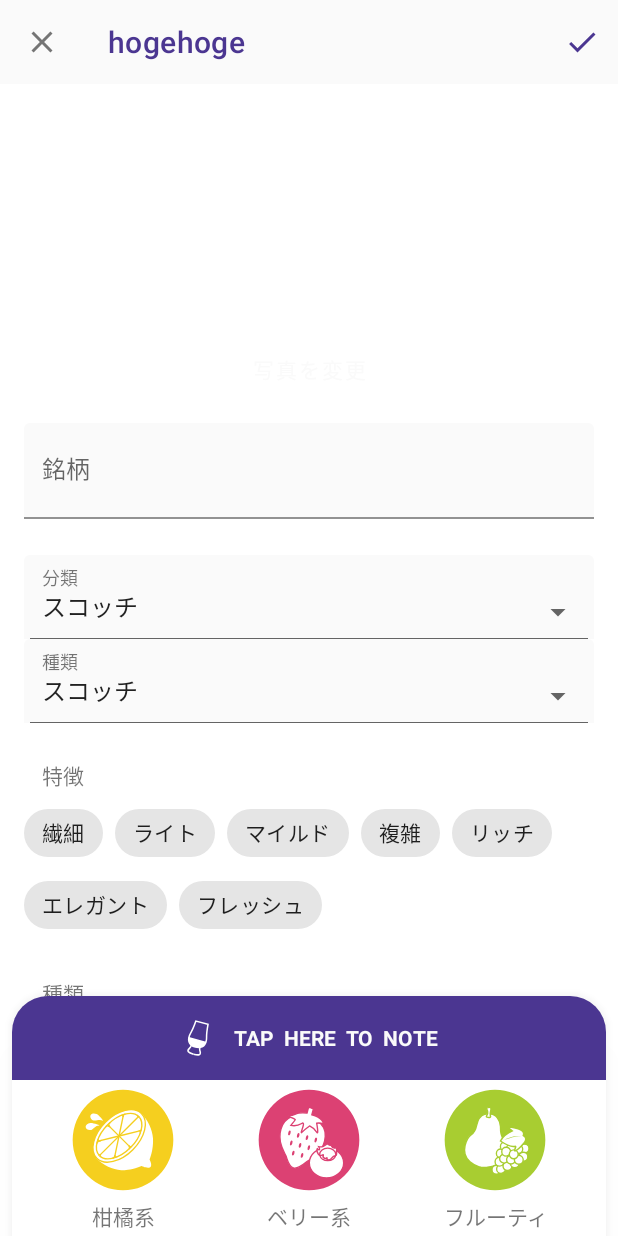
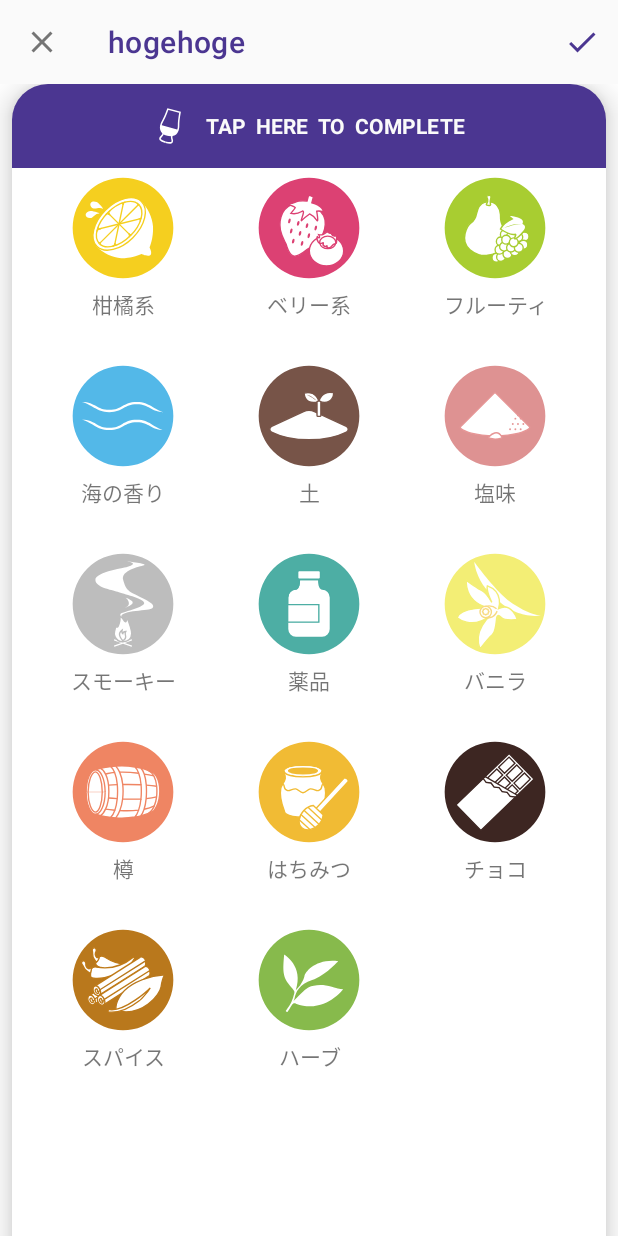
Before and after one commit to aosa4054/Whiskeynote, an Android app: the EditWhiskeyFragment screen opened directly, with no data from a screen before it, after a tap on "TAP HERE TO NOTE", on a phone screen of 412 x 824 dp. Run offline under Robolectric (Android 15) with nearby library versions, the phone set to English and light mode, and no system bars; our stand-ins replace data binding; libraries missing offline, so code that uses them is left out: org.koin.standalone, permissions.dispatcher; 36 statements that could not run were skipped.

Commit message:
tastingnoteの高さを動的に取得するようにしました。

```diff
--- a/app/src/main/java/io/github/aosa4054/whiskeynote/editWhiskey/EditWhiskeyFragment.kt
+++ b/app/src/main/java/io/github/aosa4054/whiskeynote/editWhiskey/EditWhiskeyFragment.kt
@@ -56,7 +56,7 @@ class EditWhiskeyFragment : Fragment() {
     var spicesState = IconState.Neutral
     var herbsState = IconState.Neutral
 
-    private var depth = 968 - 56  //taste_scroll_view - LinearLayout of Header
+    var depth = 0f
 
     private val autoCompleteHints = arrayOf(
             "デュワーズ・ホワイト・ラベル", "ジェムソン", "カナディアンクラブ", "ブラックニッカ　スペシャル", "フォアローゼス",
@@ -92,19 +92,25 @@ class EditWhiskeyFragment : Fragment() {
         listener = activity as EditWhiskeyActivity
         setListeners()
 
-        /*
-        val vto = taste_scroll_view.viewTreeObserver
-        vto.addOnGlobalLayoutListener(object : OnGlobalLayoutListener {
+        //<editor-fold desc="set tastingNote height">
+        val vtoPlus = info_scroll_view.viewTreeObserver
+        val vtoMinus = trigger_taste.viewTreeObserver
+        vtoPlus.addOnGlobalLayoutListener( object: ViewTreeObserver.OnGlobalLayoutListener{
             override fun onGlobalLayout() {
-                depth = info_scroll_view.height.toFloat()
-                Log.d("height", depth.toString())
-                tasting_note.viewTreeObserver.removeOnGlobalLayoutListener(this)
+                depth += info_scroll_view.height
+                if (depth < info_scroll_view.height) tasting_note.y = depth
+                info_scroll_view.viewTreeObserver.removeOnGlobalLayoutListener(this)
+
             }
         })
-        */
-
-
-        tasting_note.y = depth.toFloat()
+        vtoMinus.addOnGlobalLayoutListener( object: ViewTreeObserver.OnGlobalLayoutListener{
+            override fun onGlobalLayout() {
+                depth -= trigger_taste.height
+                if (depth > 0) tasting_note.y = depth
+                trigger_taste.viewTreeObserver.removeOnGlobalLayoutListener(this)
+            }
+        })
+        //</editor-fold>
 
         val autoCompleteAdapter= ArrayAdapter<String>(activity as Context, android.R.layout.simple_dropdown_item_1line, autoCompleteHints)
         input_name.setAdapter(autoCompleteAdapter)
@@ -166,7 +172,6 @@ class EditWhiskeyFragment : Fragment() {
         }
 
         trigger_taste.setOnClickListener {
-            noteOpened = !noteOpened
             if (noteOpened.not()) {
                 tasting_note.animate().y(0f).setDuration(300).start()
                 note_header.text = "tap  here  to  complete"
@@ -174,6 +179,7 @@ class EditWhiskeyFragment : Fragment() {
                 tasting_note.animate().y(depth.toFloat()).setDuration(300).start()
                 note_header.text = "tap  here  to  note"
             }
+            noteOpened = !noteOpened
         }
 
         val offAnim = AnimationUtils.loadAnimation(activity, R.anim.turn_over_image_off)
```
